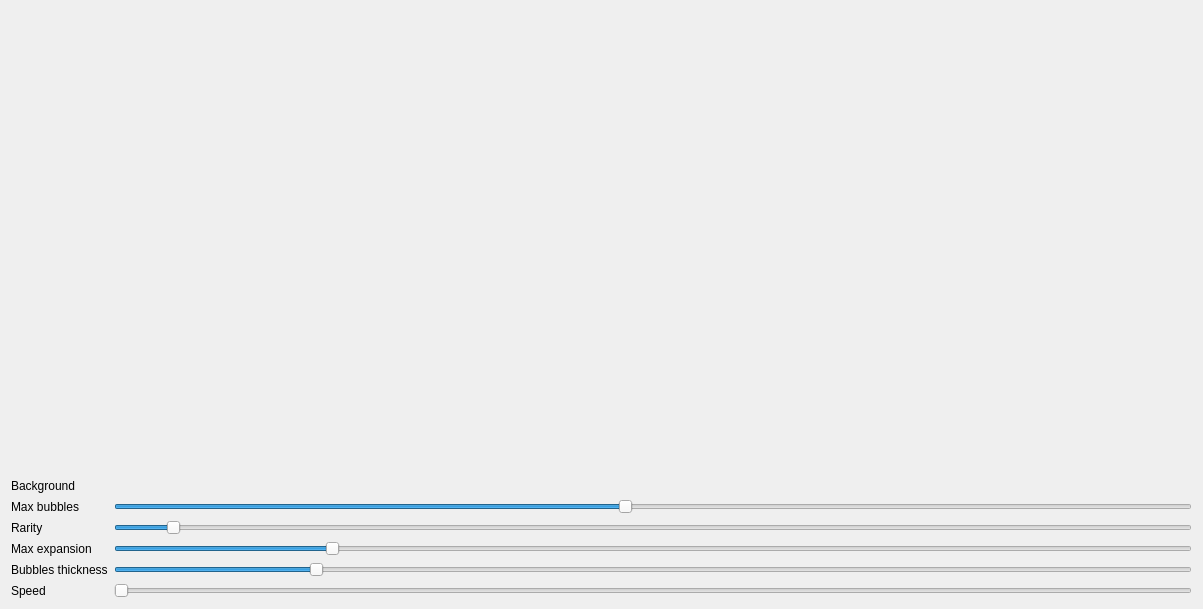
Above: Effects/Bubbles/Bubbles.ui from DLdota/OpenRGBEffectsPlugin before the change. Below: the same form after it.
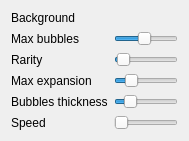
That is the form after the change. Custom widgets are drawn as their Qt base class.

Patch:
```diff
--- a/Effects/Bubbles/Bubbles.ui
+++ b/Effects/Bubbles/Bubbles.ui
@@ -6,63 +6,58 @@
    <rect>
     <x>0</x>
     <y>0</y>
-    <width>1203</width>
-    <height>609</height>
+    <width>189</width>
+    <height>138</height>
    </rect>
   </property>
   <property name="windowTitle">
    <string>Form</string>
   </property>
   <layout class="QGridLayout" name="gridLayout">
-   <item row="3" column="1">
-    <widget class="QTooltipedSlider" name="rarity">
+   <item row="5" column="0">
+    <widget class="QLabel" name="speed_mult_label">
+     <property name="text">
+      <string>Speed</string>
+     </property>
+    </widget>
+   </item>
+   <item row="4" column="1">
+    <widget class="QTooltipedSlider" name="bubbles_thickness">
      <property name="minimum">
       <number>1</number>
      </property>
      <property name="maximum">
-      <number>1000</number>
-     </property>
-     <property name="value">
       <number>50</number>
      </property>
+     <property name="value">
+      <number>10</number>
+     </property>
      <property name="orientation">
       <enum>Qt::Horizontal</enum>
      </property>
     </widget>
    </item>
+   <item row="1" column="0">
+    <widget class="QLabel" name="max_bubbles_label">
+     <property name="text">
+      <string>Max bubbles</string>
+     </property>
+    </widget>
+   </item>
    <item row="3" column="0">
-    <widget class="QLabel" name="rarity_label">
+    <widget class="QLabel" name="max_expansion_label">
      <property name="text">
-      <string>Rarity</string>
+      <string>Max expansion</string>
      </property>
     </widget>
    </item>
    <item row="5" column="1">
-    <widget class="QTooltipedSlider" name="bubbles_thickness">
+    <widget class="QTooltipedSlider" name="speed_mult">
      <property name="minimum">
       <number>1</number>
      </property>
      <property name="maximum">
-      <number>50</number>
-     </property>
-     <property name="value">
-      <number>10</number>
-     </property>
-     <property name="orientation">
-      <enum>Qt::Horizontal</enum>
-     </property>
-    </widget>
-   </item>
-   <item row="2" column="1">
-    <widget class="QTooltipedSlider" name="max_bubbles">
-     <property name="minimum">
-      <number>1</number>
-     </property>
-     <property name="maximum">
-      <number>20</number>
-     </property>
-     <property name="value">
-      <number>10</number>
+      <number>100</number>
      </property>
      <property name="orientation">
       <enum>Qt::Horizontal</enum>
@@ -70,26 +65,32 @@
     </widget>
    </item>
    <item row="0" column="1">
-    <spacer name="verticalSpacer">
-     <property name="orientation">
-      <enum>Qt::Vertical</enum>
-     </property>
-     <property name="sizeHint" stdset="0">
-      <size>
-       <width>20</width>
-       <height>40</height>
-      </size>
-     </property>
-    </spacer>
+    <widget class="ColorPicker" name="background" native="true"/>
    </item>
-   <item row="5" column="0">
+   <item row="4" column="0">
     <widget class="QLabel" name="bubbles_thickness_label">
      <property name="text">
       <string>Bubbles thickness</string>
      </property>
     </widget>
    </item>
-   <item row="4" column="1">
+   <item row="2" column="1">
+    <widget class="QTooltipedSlider" name="rarity">
+     <property name="minimum">
+      <number>1</number>
+     </property>
+     <property name="maximum">
+      <number>1000</number>
+     </property>
+     <property name="value">
+      <number>50</number>
+     </property>
+     <property name="orientation">
+      <enum>Qt::Horizontal</enum>
+     </property>
+    </widget>
+   </item>
+   <item row="3" column="1">
     <widget class="QTooltipedSlider" name="max_expansion">
      <property name="minimum">
       <number>1</number>
@@ -105,49 +106,35 @@
      </property>
     </widget>
    </item>
-   <item row="1" column="0">
+   <item row="0" column="0">
     <widget class="QLabel" name="label">
      <property name="text">
       <string>Background</string>
      </property>
     </widget>
    </item>
-   <item row="2" column="0">
-    <widget class="QLabel" name="max_bubbles_label">
-     <property name="text">
-      <string>Max bubbles</string>
-     </property>
-    </widget>
-   </item>
-   <item row="6" column="0">
-    <widget class="QLabel" name="speed_mult_label">
-     <property name="text">
-      <string>Speed</string>
-     </property>
-    </widget>
-   </item>
-   <item row="6" column="1">
-    <widget class="QTooltipedSlider" name="speed_mult">
-     <property name="minimum">
-      <number>1</number>
-     </property>
-     <property name="maximum">
-      <number>100</number>
-     </property>
-     <property name="orientation">
-      <enum>Qt::Horizontal</enum>
-     </property>
-    </widget>
-   </item>
-   <item row="4" column="0">
-    <widget class="QLabel" name="max_expansion_label">
-     <property name="text">
-      <string>Max expansion</string>
-     </property>
-    </widget>
-   </item>
    <item row="1" column="1">
-    <widget class="ColorPicker" name="background" native="true"/>
+    <widget class="QTooltipedSlider" name="max_bubbles">
+     <property name="minimum">
+      <number>1</number>
+     </property>
+     <property name="maximum">
+      <number>20</number>
+     </property>
+     <property name="value">
+      <number>10</number>
+     </property>
+     <property name="orientation">
+      <enum>Qt::Horizontal</enum>
+     </property>
+    </widget>
+   </item>
+   <item row="2" column="0">
+    <widget class="QLabel" name="rarity_label">
+     <property name="text">
+      <string>Rarity</string>
+     </property>
+    </widget>
    </item>
   </layout>
  </widget>
```
